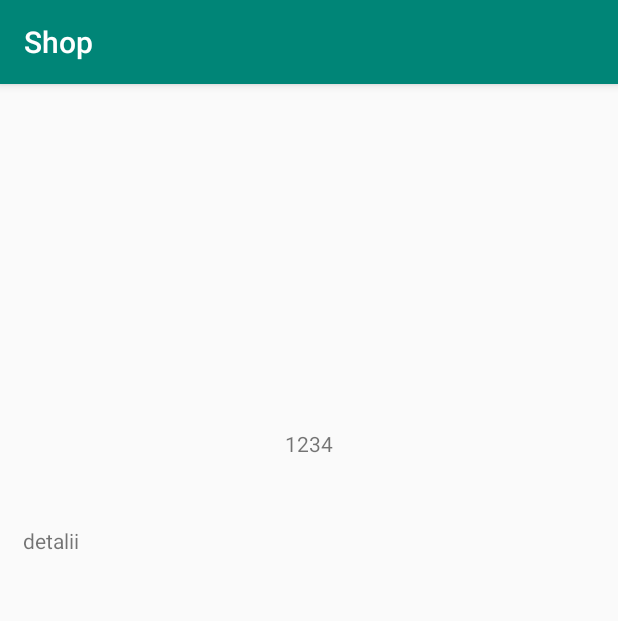
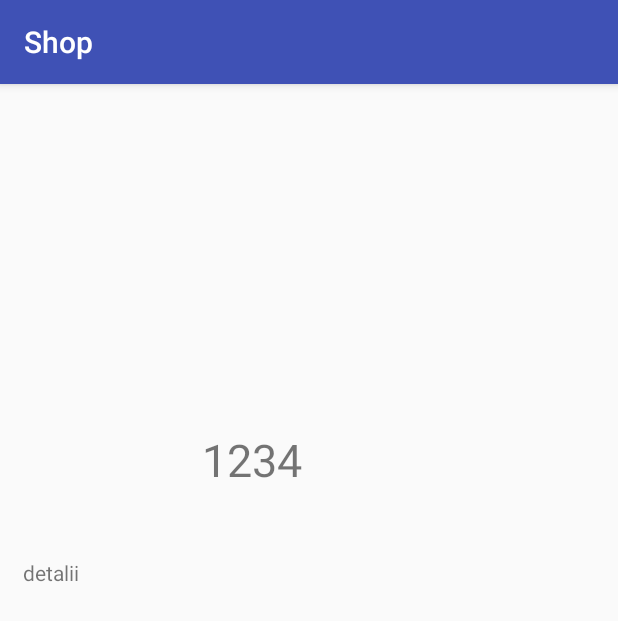
Before and after one commit to Qubiz-Academy/gojdu-shop, an Android app: the ShopItemDetailsActivity screen opened directly, with no data from a screen before it, on a phone screen of 412 x 824 dp. Shown: the top 621 px of the screen. Run offline under Robolectric (Android 15) with nearby library versions, the phone set to English and light mode, and no system bars.

Commit message:
Design changes

```diff
--- a/app/src/main/res/layout/activity_shop_item_details.xml
+++ b/app/src/main/res/layout/activity_shop_item_details.xml
@@ -14,11 +14,12 @@
 
     <TextView
         android:id="@+id/textViewTitle"
-        android:layout_width="wrap_content"
+        android:layout_width="202dp"
         android:layout_height="wrap_content"
         android:layout_gravity="center_horizontal"
         android:padding="30dp"
-        android:text="TextView" />
+        android:text="TextView"
+        android:textSize="30sp" />
 
     <TextView
         android:id="@+id/textViewDetails"
--- a/app/src/main/res/values/colors.xml
+++ b/app/src/main/res/values/colors.xml
@@ -1,6 +1,6 @@
 <?xml version="1.0" encoding="utf-8"?>
 <resources>
-    <color name="colorPrimary">#008577</color>
-    <color name="colorPrimaryDark">#00574B</color>
-    <color name="colorAccent">#D81B60</color>
+    <color name="colorPrimary">#3F51B5</color>
+    <color name="colorPrimaryDark">#303F9F</color>
+    <color name="colorAccent">#FFC107</color>
 </resources>
```
